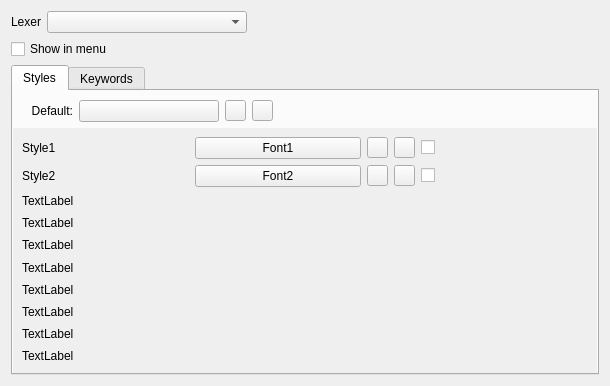
This is src/editor/WEditorLexerManagerWidget.ui in marcinmagier/wolverine as Qt 5 draws it before an edit. The edited form follows.
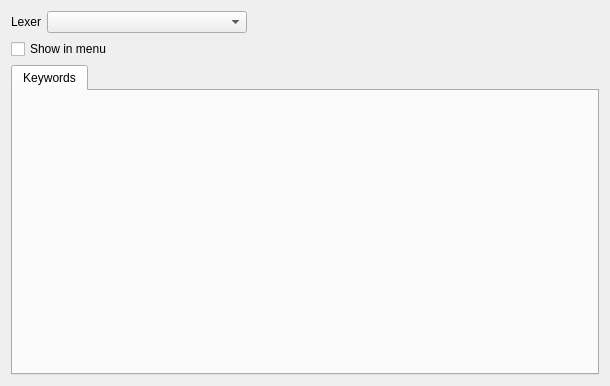
This is the edited form. Custom widgets are drawn as their Qt base class.

Commit message: grid is ok

```diff
--- a/src/editor/WEditorLexerManagerWidget.ui
+++ b/src/editor/WEditorLexerManagerWidget.ui
@@ -72,300 +72,7 @@
      <property name="currentIndex">
       <number>0</number>
      </property>
-     <widget class="QWidget" name="tab">
-      <attribute name="title">
-       <string>Styles</string>
-      </attribute>
-      <layout class="QHBoxLayout" name="horizontalLayout">
-       <property name="leftMargin">
-        <number>0</number>
-       </property>
-       <property name="topMargin">
-        <number>9</number>
-       </property>
-       <property name="rightMargin">
-        <number>0</number>
-       </property>
-       <property name="bottomMargin">
-        <number>0</number>
-       </property>
-       <item>
-        <layout class="QGridLayout" name="gridLayout_3">
-         <item row="0" column="0">
-          <widget class="QLabel" name="label">
-           <property name="minimumSize">
-            <size>
-             <width>60</width>
-             <height>0</height>
-            </size>
-           </property>
-           <property name="text">
-            <string>Default:</string>
-           </property>
-           <property name="alignment">
-            <set>Qt::AlignRight|Qt::AlignTrailing|Qt::AlignVCenter</set>
-           </property>
-          </widget>
-         </item>
-         <item row="0" column="4">
-          <spacer name="horizontalSpacer_2">
-           <property name="orientation">
-            <enum>Qt::Horizontal</enum>
-           </property>
-           <property name="sizeHint" stdset="0">
-            <size>
-             <width>40</width>
-             <height>20</height>
-            </size>
-           </property>
-          </spacer>
-         </item>
-         <item row="1" column="0" colspan="5">
-          <widget class="QScrollArea" name="scrollArea_2">
-           <property name="frameShape">
-            <enum>QFrame::NoFrame</enum>
-           </property>
-           <property name="widgetResizable">
-            <bool>true</bool>
-           </property>
-           <widget class="QWidget" name="scrollAreaWidgetContents_2">
-            <property name="geometry">
-             <rect>
-              <x>0</x>
-              <y>0</y>
-              <width>584</width>
-              <height>251</height>
-             </rect>
-            </property>
-            <layout class="QGridLayout" name="gridLayout_5">
-             <item row="0" column="3">
-              <widget class="QtColorButton" name="btnBg1">
-               <property name="sizePolicy">
-                <sizepolicy hsizetype="Minimum" vsizetype="Minimum">
-                 <horstretch>0</horstretch>
-                 <verstretch>0</verstretch>
-                </sizepolicy>
-               </property>
-               <property name="maximumSize">
-                <size>
-                 <width>21</width>
-                 <height>21</height>
-                </size>
-               </property>
-               <property name="text">
-                <string/>
-               </property>
-              </widget>
-             </item>
-             <item row="0" column="2">
-              <widget class="QtColorButton" name="btnFg1">
-               <property name="sizePolicy">
-                <sizepolicy hsizetype="Minimum" vsizetype="Minimum">
-                 <horstretch>0</horstretch>
-                 <verstretch>0</verstretch>
-                </sizepolicy>
-               </property>
-               <property name="maximumSize">
-                <size>
-                 <width>21</width>
-                 <height>21</height>
-                </size>
-               </property>
-               <property name="text">
-                <string/>
-               </property>
-              </widget>
-             </item>
-             <item row="0" column="1">
-              <widget class="QtFontButton" name="btnFont1">
-               <property name="text">
-                <string>Font1</string>
-               </property>
-              </widget>
-             </item>
-             <item row="1" column="2">
-              <widget class="QtColorButton" name="btnFg2">
-               <property name="sizePolicy">
-                <sizepolicy hsizetype="Minimum" vsizetype="Minimum">
-                 <horstretch>0</horstretch>
-                 <verstretch>0</verstretch>
-                </sizepolicy>
-               </property>
-               <property name="minimumSize">
-                <size>
-                 <width>16</width>
-                 <height>16</height>
-                </size>
-               </property>
-               <property name="maximumSize">
-                <size>
-                 <width>21</width>
-                 <height>21</height>
-                </size>
-               </property>
-               <property name="text">
-                <string/>
-               </property>
-              </widget>
-             </item>
-             <item row="0" column="4">
-              <widget class="QCheckBox" name="checkFillEol1">
-               <property name="text">
-                <string/>
-               </property>
-              </widget>
-             </item>
-             <item row="1" column="0">
-              <widget class="QLabel" name="label_3">
-               <property name="text">
-                <string>Style2</string>
-               </property>
-              </widget>
-             </item>
-             <item row="0" column="0">
-              <widget class="QLabel" name="label_2">
-               <property name="text">
-                <string>Style1</string>
-               </property>
-              </widget>
-             </item>
-             <item row="1" column="1">
-              <widget class="QtFontButton" name="btnFont2">
-               <property name="text">
-                <string>Font2</string>
-               </property>
-              </widget>
-             </item>
-             <item row="1" column="4">
-              <widget class="QCheckBox" name="checkFillEol2">
-               <property name="text">
-                <string/>
-               </property>
-              </widget>
-             </item>
-             <item row="1" column="3">
-              <widget class="QtColorButton" name="btnBg2">
-               <property name="sizePolicy">
-                <sizepolicy hsizetype="Minimum" vsizetype="Minimum">
-                 <horstretch>0</horstretch>
-                 <verstretch>0</verstretch>
-                </sizepolicy>
-               </property>
-               <property name="maximumSize">
-                <size>
-                 <width>21</width>
-                 <height>21</height>
-                </size>
-               </property>
-               <property name="text">
-                <string/>
-               </property>
-              </widget>
-             </item>
-             <item row="2" column="0">
-              <widget class="QLabel" name="label_4">
-               <property name="text">
-                <string>TextLabel</string>
-               </property>
-              </widget>
-             </item>
-             <item row="3" column="0">
-              <widget class="QLabel" name="label_5">
-               <property name="text">
-                <string>TextLabel</string>
-               </property>
-              </widget>
-             </item>
-             <item row="4" column="0">
-              <widget class="QLabel" name="label_6">
-               <property name="text">
-                <string>TextLabel</string>
-               </property>
-              </widget>
-             </item>
-             <item row="5" column="0">
-              <widget class="QLabel" name="label_7">
-               <property name="text">
-                <string>TextLabel</string>
-               </property>
-              </widget>
-             </item>
-             <item row="6" column="0">
-              <widget class="QLabel" name="label_8">
-               <property name="text">
-                <string>TextLabel</string>
-               </property>
-              </widget>
-             </item>
-             <item row="7" column="0">
-              <widget class="QLabel" name="label_9">
-               <property name="text">
-                <string>TextLabel</string>
-               </property>
-              </widget>
-             </item>
-             <item row="8" column="0">
-              <widget class="QLabel" name="label_10">
-               <property name="text">
-                <string>TextLabel</string>
-               </property>
-              </widget>
-             </item>
-             <item row="9" column="0">
-              <widget class="QLabel" name="label_11">
-               <property name="text">
-                <string>TextLabel</string>
-               </property>
-              </widget>
-             </item>
-            </layout>
-           </widget>
-          </widget>
-         </item>
-         <item row="0" column="3">
-          <widget class="QtColorButton" name="btnDefBgColor">
-           <property name="maximumSize">
-            <size>
-             <width>21</width>
-             <height>21</height>
-            </size>
-           </property>
-           <property name="text">
-            <string/>
-           </property>
-          </widget>
-         </item>
-         <item row="0" column="2">
-          <widget class="QtColorButton" name="btnDefFgColor">
-           <property name="maximumSize">
-            <size>
-             <width>21</width>
-             <height>21</height>
-            </size>
-           </property>
-           <property name="text">
-            <string/>
-           </property>
-          </widget>
-         </item>
-         <item row="0" column="1">
-          <widget class="QtFontButton" name="btnDefFont">
-           <property name="minimumSize">
-            <size>
-             <width>140</width>
-             <height>0</height>
-            </size>
-           </property>
-           <property name="text">
-            <string/>
-           </property>
-          </widget>
-         </item>
-        </layout>
-       </item>
-      </layout>
-     </widget>
-     <widget class="QWidget" name="tab_2">
+     <widget class="QWidget" name="tabKeywords">
       <attribute name="title">
        <string>Keywords</string>
       </attribute>
@@ -374,18 +81,6 @@
    </item>
   </layout>
  </widget>
- <customwidgets>
-  <customwidget>
-   <class>QtFontButton</class>
-   <extends>QPushButton</extends>
-   <header>qtfontbutton.h</header>
-  </customwidget>
-  <customwidget>
-   <class>QtColorButton</class>
-   <extends>QPushButton</extends>
-   <header>qtcolorbutton.h</header>
-  </customwidget>
- </customwidgets>
  <resources/>
  <connections/>
 </ui>
```
Left out of the diff: 2 changed lines with no effect on the pictures. The commit also changes 2 other files.
